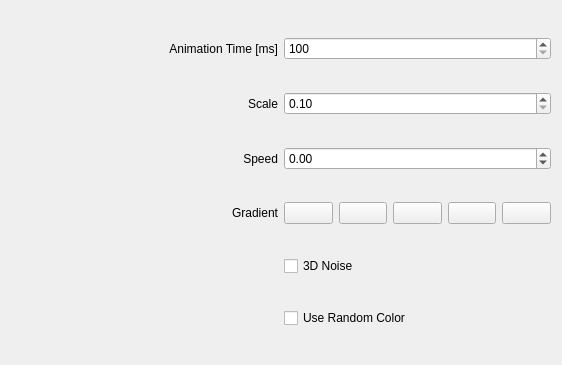
Qt form kwin/fire/config.ui (Schneegans/Burn-My-Windows) before a commit.
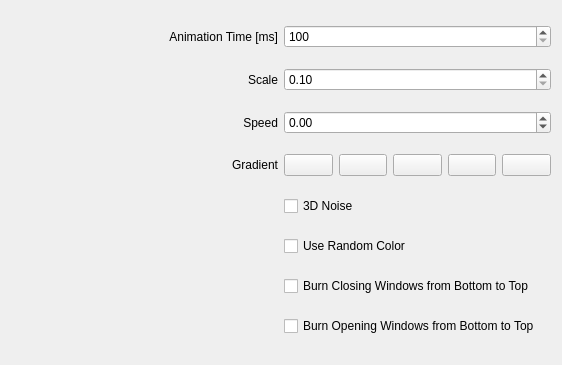
The same form after that commit. Custom widgets are drawn as their Qt base class.

Commit message: :wrench: Add the bottom-to-top Fire settings to the KWin version

What changed in the file:
```diff
--- a/kwin/fire/config.ui
+++ b/kwin/fire/config.ui
@@ -143,6 +143,20 @@
      </property>
     </widget>
    </item>
+   <item row="6" column="1">
+    <widget class="QCheckBox" name="kcfg_ClosingBottomToTop">
+     <property name="text">
+      <string>Burn Closing Windows from Bottom to Top</string>
+     </property>
+    </widget>
+   </item>
+   <item row="7" column="1">
+    <widget class="QCheckBox" name="kcfg_OpeningBottomToTop">
+     <property name="text">
+      <string>Burn Opening Windows from Bottom to Top</string>
+     </property>
+    </widget>
+   </item>
   </layout>
  </widget>
  <customwidgets>
```
The commit also changes 2 other files.
